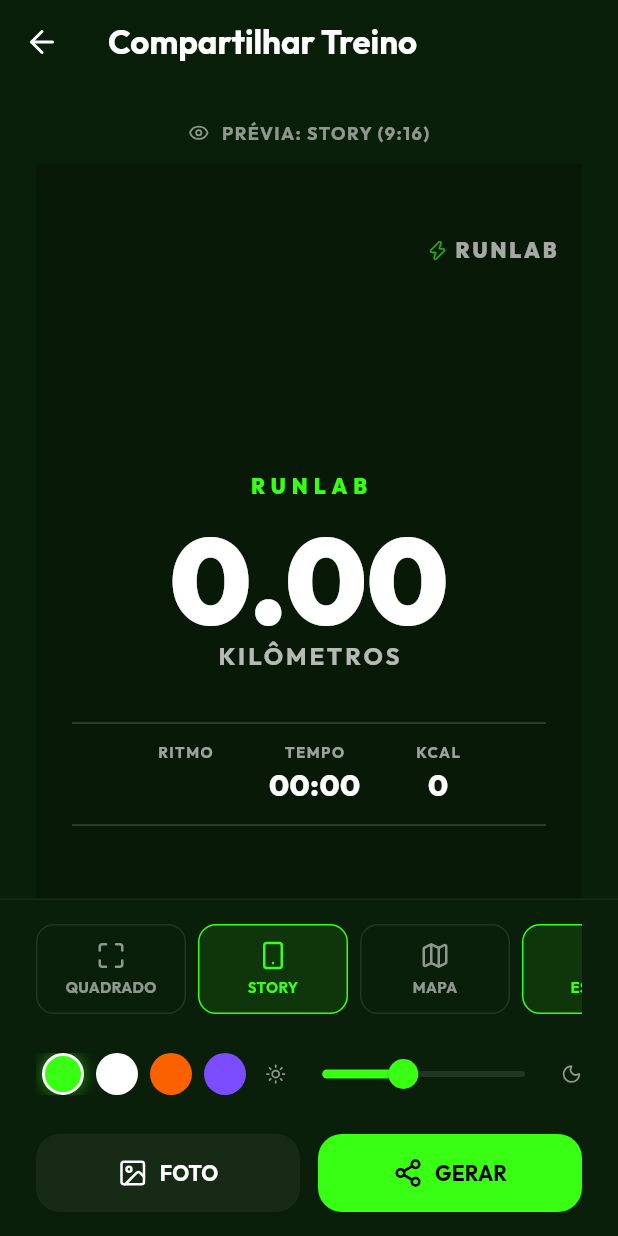
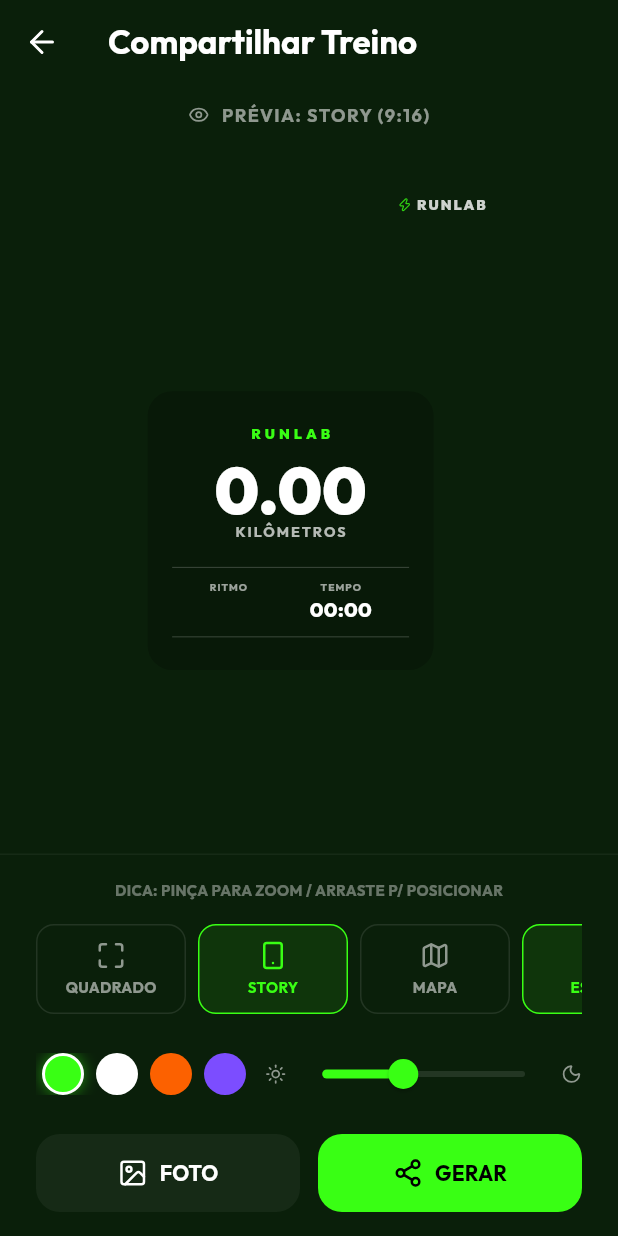
Before and after one commit to juliano340/RunLabAG, a Flutter app: the RunShareScreen screen opened directly with empty values, after a tap on "STORY", after a tap on "ESTILO", on a phone screen of 412 x 824 dp. Run offline on Flutter 3.47's test engine with Material 3 defaults, Android fonts, the phone set to English and light mode, and no system bars; drawn by our look-alikes of screenshot; our stand-ins replace file_picker, fl_chart, geolocator, google_fonts, google_maps_flutter, google_mobile_ads and 7 more; accounts and stored records are empty.

Commit message:
feat: add run sharing screen with customizable templates, background images, and interactive workout statistics.

```diff
--- a/lib/features/run/presentation/screens/run_share_screen.dart
+++ b/lib/features/run/presentation/screens/run_share_screen.dart
@@ -30,11 +30,16 @@
 
   // Customization State
   double _aspectRatio = 1.0; // 1.0 = Square, 0.5625 = 9:16 (Story)
-  Offset _statsPosition = const Offset(20, 100); // Initial position from bottom
   bool _showRoute = false;
   Color _accentColor = AppColors.primaryNeon;
   ShareTemplate _currentTemplate = ShareTemplate.boxed;
   double _overlayOpacity = 0.4; // Background dimming
+
+  // Freeform Transformation
+  double _scale = 1.0;
+  double _baseScale = 1.0;
+  Offset _statsPosition = const Offset(20, 100);
+  bool _isOperating = false; // UX feedback flag
 
   Future<void> _pickImage(ImageSource source) async {
     final XFile? image = await _picker.pickImage(source: source);
@@ -91,11 +96,10 @@
       ),
       body: Column(
         children: [
+          // 1. Preview Area (Fits screen height automatically)
           Expanded(
-            child: Center(
-              child: SingleChildScrollView(
-                child: Padding(
-                  padding: const EdgeInsets.all(24.0),
+            child: Container(
+              padding: const EdgeInsets.symmetric(horizontal: 24, vertical: 12),
               child: Column(
                 children: [
                   // Preview Labels
@@ -112,9 +116,15 @@
                   ),
                   const SizedBox(height: 12),
 
-                      // The Shareable Item
-                      Screenshot(
+                  // The Shareable Item (Now wrapped in Expanded + FittedBox to fit screen)
+                  Expanded(
+                    child: Center(
+                      child: FittedBox(
+                        fit: BoxFit.contain,
+                        child: Screenshot(
                           controller: _screenshotController,
+                          child: SizedBox(
+                            width: 380, // Base width; FittedBox will scale it down if needed
                             child: AspectRatio(
                               aspectRatio: _aspectRatio,
                               child: Container(
@@ -184,26 +194,23 @@
                                       ),
                                     ),
 
-                                // Draggable Stats Overlay
-                                _buildStatsOverlay(),
-                              ],
-                            ),
-                          ),
-                        ),
-                      ),
-                      const SizedBox(height: 16),
-                      if (_currentTemplate == ShareTemplate.boxed)
-                        Text(
-                          'DICA: ARRASTE O BLOCO DE DADOS PARA POSICIONAR',
-                          style: GoogleFonts.outfit(color: Colors.white38, fontSize: 10, fontWeight: FontWeight.bold),
-                        ),
+                                    // Draggable/Scalable Stats Overlay
+                                    _buildInteractiveOverlay(),
                                   ],
                                 ),
                               ),
                             ),
                           ),
                         ),
+                      ),
+                    ),
+                  ),
+                ],
+              ),
+            ),
+          ),
 
+          // 2. Controls Section (Fixed Bottom Footer)
           Container(
             padding: EdgeInsets.fromLTRB(24, 16, 24, 16 + MediaQuery.of(context).padding.bottom),
             decoration: BoxDecoration(
@@ -213,6 +220,12 @@
             child: Column(
               mainAxisSize: MainAxisSize.min,
               children: [
+                Text(
+                  'DICA: PINÇA PARA ZOOM / ARRASTE P/ POSICIONAR',
+                  style: GoogleFonts.outfit(color: Colors.white38, fontSize: 10, fontWeight: FontWeight.bold),
+                ),
+                const SizedBox(height: 16),
+
                 // Layout Customization Tabs
                 SingleChildScrollView(
                   scrollDirection: Axis.horizontal,
@@ -232,9 +245,9 @@
                       _buildOptionButton(
                         LucideIcons.smartphone,
                         'STORY',
-                        _aspectRatio == 9/16,
+                        _aspectRatio < 1.0,
                         () => setState(() {
-                          _aspectRatio = 9/16;
+                          _aspectRatio = 0.5625;
                           _statsPosition = const Offset(20, 48);
                         })
                       ),
@@ -346,10 +359,11 @@
     setState(() {
       int next = (_currentTemplate.index + 1) % ShareTemplate.values.length;
       _currentTemplate = ShareTemplate.values[next];
-      // Reset position for centered templates
-      if (_currentTemplate == ShareTemplate.bottomBar) _statsPosition = const Offset(0, 0);
-      if (_currentTemplate == ShareTemplate.minimalist) _statsPosition = const Offset(0, 0);
-      if (_currentTemplate == ShareTemplate.verticalModern) _statsPosition = const Offset(0, 0);
+      // Reset position/scale for a fresh start with the new template
+      _scale = 1.0;
+      _statsPosition = const Offset(20, 24);
+      if (_currentTemplate == ShareTemplate.center) _statsPosition = const Offset(20, 150);
+      if (_currentTemplate == ShareTemplate.verticalModern) _statsPosition = const Offset(20, 40);
     });
   }
 
@@ -376,7 +390,54 @@
     );
   }
 
-  Widget _buildStatsOverlay() {
+  Widget _buildInteractiveOverlay() {
+    return Positioned(
+      left: _statsPosition.dx,
+      bottom: _statsPosition.dy,
+      child: GestureDetector(
+        onScaleStart: (details) {
+          setState(() {
+            _baseScale = _scale;
+            _isOperating = true;
+          });
+        },
+        onScaleEnd: (details) {
+          setState(() {
+            _isOperating = false;
+          });
+        },
+        onScaleUpdate: (details) {
+          setState(() {
+            _scale = (_baseScale * details.scale).clamp(0.4, 4.0);
+            _statsPosition += Offset(details.focalPointDelta.dx, -details.focalPointDelta.dy);
+
+            // Much more generous bounds to work across all aspect ratios
+            _statsPosition = Offset(
+              _statsPosition.dx.clamp(-200, 500),
+              _statsPosition.dy.clamp(-100, 1200),
+            );
+          });
+        },
+        child: Container(
+          decoration: BoxDecoration(
+            border: _isOperating
+                ? Border.all(color: _accentColor.withValues(alpha: 0.8), width: 2, style: BorderStyle.solid)
+                : null,
+            borderRadius: BorderRadius.circular(20),
+          ),
+          child: Transform.scale(
+            scale: _scale,
+            child: Padding(
+              padding: const EdgeInsets.all(12), // Extra hit area
+              child: _buildStatsOverlayContent(),
+            ),
+          ),
+        ),
+      ),
+    );
+  }
+
+  Widget _buildStatsOverlayContent() {
     switch (_currentTemplate) {
       case ShareTemplate.boxed:
         return _buildBoxedTemplate();
@@ -392,20 +453,7 @@
   }
 
   Widget _buildBoxedTemplate() {
-    return Positioned(
-      left: _statsPosition.dx,
-      bottom: _statsPosition.dy,
-      child: GestureDetector(
-        onPanUpdate: (details) {
-          setState(() {
-            _statsPosition += Offset(details.delta.dx, -details.delta.dy);
-            _statsPosition = Offset(
-              _statsPosition.dx.clamp(10, 200),
-              _statsPosition.dy.clamp(20, 500),
-            );
-          });
-        },
-        child: Container(
+    return Container(
       padding: const EdgeInsets.all(16),
       decoration: BoxDecoration(
         color: Colors.black.withValues(alpha: _overlayOpacity),
@@ -445,18 +493,19 @@
           ),
         ],
       ),
-        ),
-      ),
     );
   }
 
   Widget _buildCenterTemplate() {
-    return Positioned.fill(
-      child: Container(
-        padding: const EdgeInsets.symmetric(horizontal: 24),
+    return Container(
+      width: 280, // Fixed width to allow scaling/centering
+      padding: const EdgeInsets.symmetric(horizontal: 24, vertical: 32),
+      decoration: BoxDecoration(
         color: Colors.black.withValues(alpha: _overlayOpacity * 0.5),
+        borderRadius: BorderRadius.circular(24),
+      ),
       child: Column(
-          mainAxisAlignment: MainAxisAlignment.center,
+        mainAxisSize: MainAxisSize.min,
         children: [
           Text(
             'RUNLAB',
@@ -472,7 +521,7 @@
             widget.run.distanceKm.toStringAsFixed(2),
             style: GoogleFonts.outfit(
               color: Colors.white,
-                fontSize: 80,
+              fontSize: 64, // Slightly smaller than before to fit in container
               fontWeight: FontWeight.w900,
               height: 1.0,
             ),
@@ -481,14 +530,14 @@
             'KILÔMETROS',
             style: GoogleFonts.outfit(
               color: Colors.white70,
-                fontSize: 16,
+              fontSize: 14,
               fontWeight: FontWeight.bold,
               letterSpacing: 2,
             ),
           ),
-            const SizedBox(height: 32),
+          const SizedBox(height: 24),
           Container(
-              padding: const EdgeInsets.symmetric(vertical: 12, horizontal: 20),
+            padding: const EdgeInsets.symmetric(vertical: 12, horizontal: 10),
             decoration: BoxDecoration(
               border: Border.symmetric(
                 horizontal: BorderSide(color: Colors.white.withValues(alpha: 0.2)),
@@ -498,34 +547,21 @@
               mainAxisAlignment: MainAxisAlignment.spaceEvenly,
               children: [
                 _buildColumnStat('RITMO', widget.run.pace),
+                const SizedBox(width: 8),
                 _buildColumnStat('TEMPO', _formatDuration(widget.run.durationSeconds)),
-                  _buildColumnStat('KCAL', widget.run.calories.toString()),
               ],
             ),
           ),
         ],
       ),
-      ),
     );
   }
 
   Widget _buildBottomBarTemplate() {
-    return Positioned(
-      bottom: 0,
-      left: 0,
-      right: 0,
-      child: Container(
-        padding: const EdgeInsets.fromLTRB(20, 24, 20, 32),
-        decoration: BoxDecoration(
-          gradient: LinearGradient(
-            begin: Alignment.bottomCenter,
-            end: Alignment.topCenter,
-            colors: [
-              Colors.black.withValues(alpha: _overlayOpacity + 0.2),
-              Colors.transparent,
-            ],
-          ),
-        ),
+    return Container(
+      width: 320,
+      padding: const EdgeInsets.all(20),
+      color: Colors.black.withValues(alpha: _overlayOpacity),
       child: Row(
         crossAxisAlignment: CrossAxisAlignment.end,
         children: [
@@ -566,16 +602,15 @@
           ),
         ],
       ),
-      ),
     );
   }
 
   Widget _buildMinimalistTemplate() {
-    return Positioned(
-      top: _aspectRatio == 1.0 ? 40 : 80,
-      left: 24,
-      right: 24,
+    return Container(
+      width: 320,
+      padding: const EdgeInsets.all(16),
       child: Column(
+        mainAxisSize: MainAxisSize.min,
         children: [
           Row(
             mainAxisAlignment: MainAxisAlignment.spaceBetween,
@@ -633,39 +668,39 @@
   }
 
   Widget _buildVerticalModernTemplate() {
-    return Positioned.fill(
-      child: Container(
+    return Container(
+      width: 280,
+      padding: const EdgeInsets.all(32),
+      decoration: BoxDecoration(
         color: Colors.black.withValues(alpha: _overlayOpacity * 0.4),
-        padding: const EdgeInsets.all(40),
+        borderRadius: BorderRadius.circular(24),
+      ),
       child: Column(
-          mainAxisAlignment: MainAxisAlignment.end,
+        mainAxisSize: MainAxisSize.min,
         children: [
           _buildVerticalStat('Distância', '${widget.run.distanceKm.toStringAsFixed(2)} km'),
-            const SizedBox(height: 24),
+          const SizedBox(height: 16),
           _buildVerticalStat('Ritmo', '${widget.run.pace} /km'),
-            const SizedBox(height: 24),
+          const SizedBox(height: 16),
           _buildVerticalStat('Tempo', _formatDuration(widget.run.durationSeconds)),
-            const SizedBox(height: 48),
+          const SizedBox(height: 32),
 
-            // Branding at the bottom
           Column(
             children: [
-                Icon(LucideIcons.zap, color: _accentColor, size: 32),
-                const SizedBox(height: 12),
+              Icon(LucideIcons.zap, color: _accentColor, size: 28),
+              const SizedBox(height: 8),
               Text(
                 'RUNLAB',
                 style: GoogleFonts.outfit(
                   color: Colors.white,
-                    fontSize: 24,
+                  fontSize: 18,
                   fontWeight: FontWeight.w900,
-                    letterSpacing: 6,
+                  letterSpacing: 4,
                 ),
               ),
             ],
           ),
-            const SizedBox(height: 20),
         ],
-        ),
       ),
     );
   }
```
Also changed, not shown: lib/features/history/presentation/screens/history_tab.dart (+23 -7 lines). Lines whose indentation alone changed are shown as unchanged.
